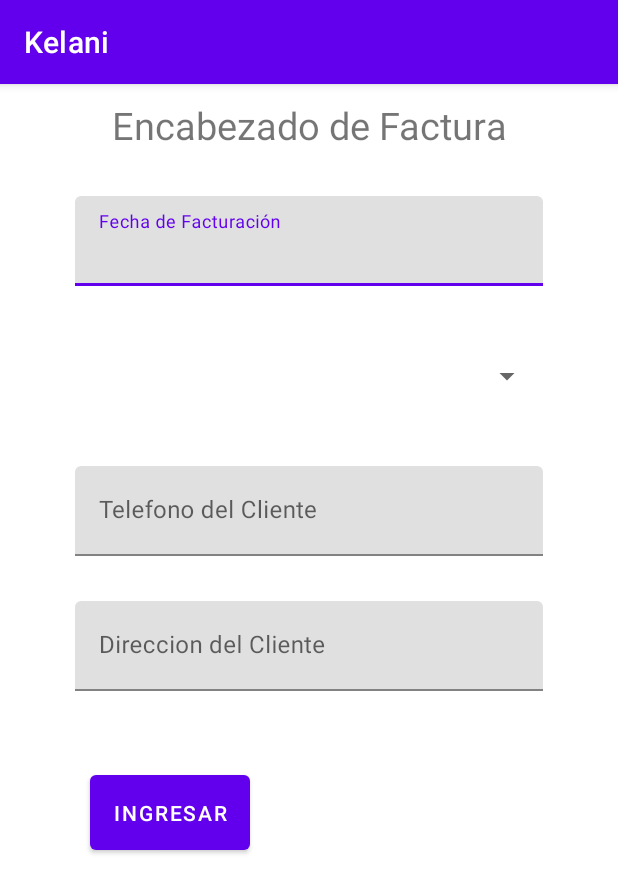
After one commit to MarlieR-321/Kelani_ktl, an Android app: the fragment FrmFacturaFragment shown on its own in the app's theme, on a phone screen of 412 x 824 dp. The commit adds this screen. Shown: the top 893 px of the screen. Run offline under Robolectric (Android 15) with nearby library versions, the phone set to English and light mode, and no system bars.

Commit message:
Facturacion

```diff
--- a/app/build.gradle
+++ b/app/build.gradle
@@ -45,6 +45,7 @@ dependencies {
     implementation 'androidx.lifecycle:lifecycle-viewmodel-ktx:2.4.1'
     implementation 'androidx.navigation:navigation-fragment-ktx:2.4.2'
     implementation 'androidx.navigation:navigation-ui-ktx:2.4.2'
+    implementation 'androidx.legacy:legacy-support-v4:1.0.0'
     testImplementation 'junit:junit:4.13.2'
     androidTestImplementation 'androidx.test.ext:junit:1.1.3'
     androidTestImplementation 'androidx.test.espresso:espresso-core:3.4.0'
--- /dev/null
+++ b/app/src/main/java/uca/ni/edu/kelani/fragments/system/FrmFacturaFragment.kt
@@ -0,0 +1,62 @@
+package uca.ni.edu.kelani.fragments.system
+
+import android.app.DatePickerDialog
+import android.graphics.Color
+import android.graphics.drawable.ColorDrawable
+import android.os.Bundle
+import androidx.fragment.app.Fragment
+import android.view.LayoutInflater
+import android.view.View
+import android.view.ViewGroup
+import androidx.navigation.fragment.findNavController
+import uca.ni.edu.kelani.R
+import uca.ni.edu.kelani.databinding.FragmentFacturacionBinding
+import uca.ni.edu.kelani.databinding.FragmentFrmFacturaBinding
+import java.util.*
+
+
+class FrmFacturaFragment : Fragment() {
+    private lateinit var binding: FragmentFrmFacturaBinding
+    private lateinit var mDateSetListener: DatePickerDialog.OnDateSetListener
+
+    override fun onCreateView(
+        inflater: LayoutInflater, container: ViewGroup?,
+        savedInstanceState: Bundle?,
+    ): View? {
+        // Inflate the layout for this fragment
+        binding = FragmentFrmFacturaBinding.inflate(inflater, container, false)
+        return binding.root
+    }
+
+    override fun onViewCreated(view: View, savedInstanceState: Bundle?) {
+        super.onViewCreated(view, savedInstanceState)
+
+        datePicker()
+
+        binding.btnSave.setOnClickListener {
+            findNavController().navigate(R.id.frmFacturaDetFragment)
+        }
+    }
+
+    private fun datePicker(){
+        binding.itFecha.setOnClickListener {
+            var cal: Calendar = Calendar.getInstance()
+            var year = cal.get(Calendar.YEAR)
+            var month = cal.get(Calendar.MONTH)
+            var day = cal.get(Calendar.DAY_OF_MONTH)
+
+            var dialog = DatePickerDialog(
+                requireContext(), android.R.style.Theme_Holo_Dialog_MinWidth,
+                mDateSetListener, year, month,day
+            )
+
+            dialog.window?.setBackgroundDrawable(ColorDrawable(Color.TRANSPARENT))
+            dialog.show()
+        }
+
+        mDateSetListener = DatePickerDialog.OnDateSetListener { datePicker, year, month, day ->
+            binding.itFecha.setText("$day / ${month+1} / $year")
+        }
+
+    }
+}
--- /dev/null
+++ b/app/src/main/res/layout/fragment_frm_factura.xml
@@ -0,0 +1,100 @@
+<?xml version="1.0" encoding="utf-8"?>
+<ScrollView
+    xmlns:android="http://schemas.android.com/apk/res/android"
+    xmlns:tools="http://schemas.android.com/tools"
+    android:layout_width="match_parent"
+    android:layout_height="match_parent"
+    tools:context=".fragments.system.FrmFacturaFragment">
+
+    <LinearLayout
+        android:layout_width="match_parent"
+        android:layout_height="wrap_content"
+        android:orientation="vertical">
+
+        <TextView
+            android:layout_width="match_parent"
+            android:layout_height="wrap_content"
+            android:layout_marginTop="10dp"
+            android:text="Encabezado de Factura"
+            android:textAlignment="center"
+            android:textSize="25sp"
+            android:layout_marginBottom="10sp"/>
+        <com.google.android.material.textfield.TextInputLayout
+            android:id="@+id/tvFechaLabel"
+            android:layout_width="match_parent"
+            android:layout_height="wrap_content"
+            android:layout_marginTop="20dp"
+            android:layout_marginBottom="10dp"
+            android:layout_marginHorizontal="50dp"
+            android:hint="Fecha de Facturación"
+            android:clickable="true"
+            android:focusable="true">
+
+            <com.google.android.material.textfield.TextInputEditText
+                android:id="@+id/itFecha"
+                android:layout_width="match_parent"
+                android:layout_height="60sp"
+                android:editable="false"/>
+
+        </com.google.android.material.textfield.TextInputLayout>
+
+        <Spinner
+            android:id="@+id/spCliente"
+            android:layout_width="match_parent"
+            android:layout_height="wrap_content"
+            android:layout_marginTop="20dp"
+            android:layout_marginBottom="10dp"
+            android:layout_marginHorizontal="50dp"
+            android:padding="30sp"
+            />
+
+        <com.google.android.material.textfield.TextInputLayout
+            android:id="@+id/tvTelefono"
+            android:layout_width="match_parent"
+            android:layout_height="wrap_content"
+            android:layout_marginTop="20dp"
+            android:layout_marginBottom="10dp"
+            android:layout_marginHorizontal="50dp"
+            android:hint="Telefono del Cliente"
+            android:clickable="true"
+            android:focusable="true">
+
+            <com.google.android.material.textfield.TextInputEditText
+                android:id="@+id/itTelefono"
+                android:layout_width="match_parent"
+                android:layout_height="60sp" />
+
+        </com.google.android.material.textfield.TextInputLayout>
+
+        <com.google.android.material.textfield.TextInputLayout
+            android:id="@+id/tvDireccion"
+            android:layout_width="match_parent"
+            android:layout_height="wrap_content"
+            android:layout_marginTop="20dp"
+            android:layout_marginBottom="10dp"
+            android:layout_marginHorizontal="50dp"
+            android:hint="Direccion del Cliente"
+            android:clickable="true"
+            android:focusable="true">
+
+            <com.google.android.material.textfield.TextInputEditText
+                android:id="@+id/itDireccion"
+                android:layout_width="match_parent"
+                android:layout_height="60sp" />
+
+        </com.google.android.material.textfield.TextInputLayout>
+
+        <Button
+            android:id="@+id/btn_save"
+            style="@style/btn_menu"
+            android:layout_width="wrap_content"
+            android:layout_height="wrap_content"
+            android:layout_marginHorizontal="60dp"
+            android:layout_marginTop="40dp"
+            android:padding="15sp"
+            android:text="Ingresar" />
+    </LinearLayout>
+
+    <!-- TODO: Update blank fragment layout -->
+
+</ScrollView>
--- a/app/src/main/res/values/strings.xml
+++ b/app/src/main/res/values/strings.xml
@@ -19,4 +19,6 @@
 
     <string name="hello_first_fragment">Hello first fragment</string>
     <string name="hello_second_fragment">Hello second fragment. Arg: %1$s</string>
+    <!-- TODO: Remove or change this placeholder text -->
+    <string name="hello_blank_fragment">Hello blank fragment</string>
 </resources>
```
Also changed, not shown: app/src/main/java/uca/ni/edu/kelani/fragments/system/FacturacionFragment.kt (+10 -0 lines), app/src/main/java/uca/ni/edu/kelani/fragments/system/FrmFacturaDetFragment.kt (added, +21 -0 lines), app/src/main/res/layout/fragment_frm_factura_det.xml (added, +85 -0 lines), app/src/main/res/navigation/mobile_navigation.xml (+19 -1 lines).
